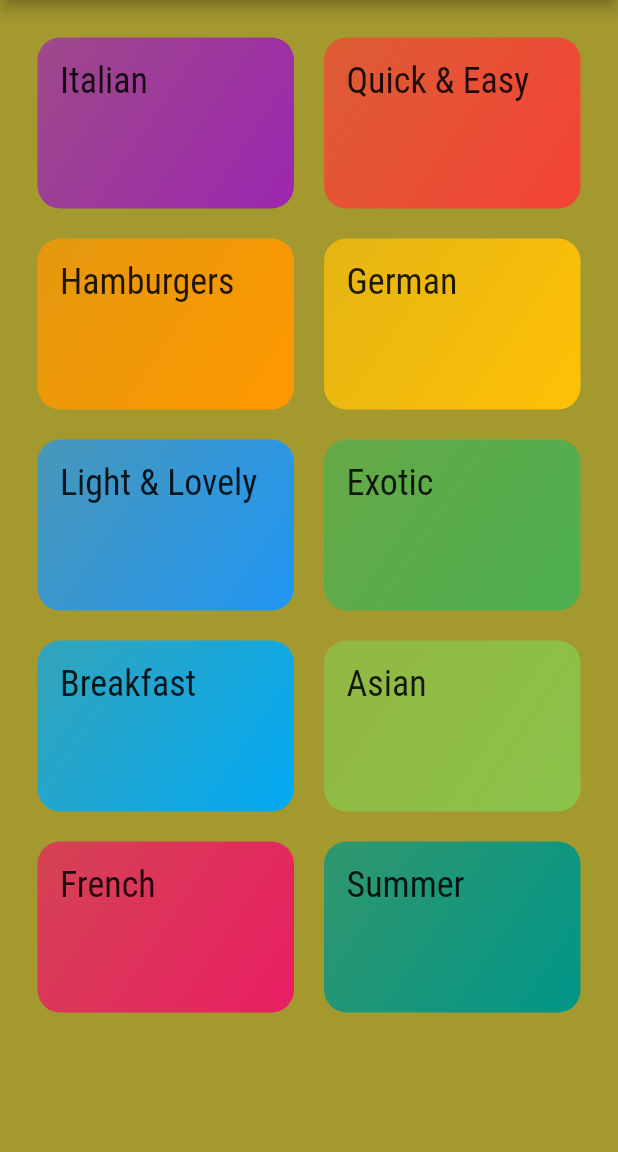
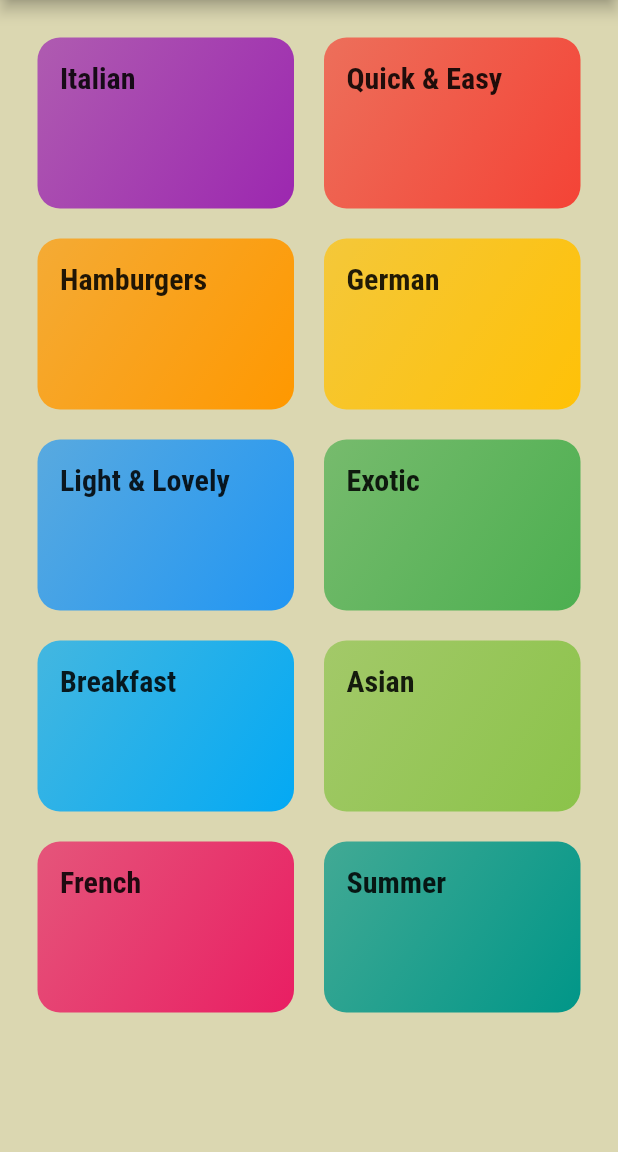
Before and after one commit to Shogil/Meals2go, a Flutter app: the screen it shows after launch, on a phone screen of 412 x 824 dp, the part 84-1236 px from its top. Run offline on Flutter 3.47's test engine with Material 2 defaults, Android fonts, the phone set to English and light mode, and no system bars.

Commit message:
update the assets folder

```diff
--- a/lib/main.dart
+++ b/lib/main.dart
@@ -15,7 +15,7 @@ class MyApp extends StatelessWidget {
       theme: ThemeData(
         primarySwatch: Colors.pink,
         accentColor: Colors.amber,
-        canvasColor: Color.fromARGB(255, 164, 153, 47),
+        canvasColor: Color.fromARGB(255, 219, 215, 177),
         fontFamily: 'Raleway',
         textTheme: ThemeData.light().textTheme.copyWith(
             bodyText1: TextStyle(
@@ -25,8 +25,9 @@ class MyApp extends StatelessWidget {
               color: Color.fromARGB(20, 51, 51, 1),
             ),
             subtitle1: TextStyle(
-              fontSize: 24,
+              fontSize: 20,
               fontFamily: 'RobotoCondensed',
+              fontWeight: FontWeight.bold,
             )),
       ),
       home: CategoriesScreen(),
```
